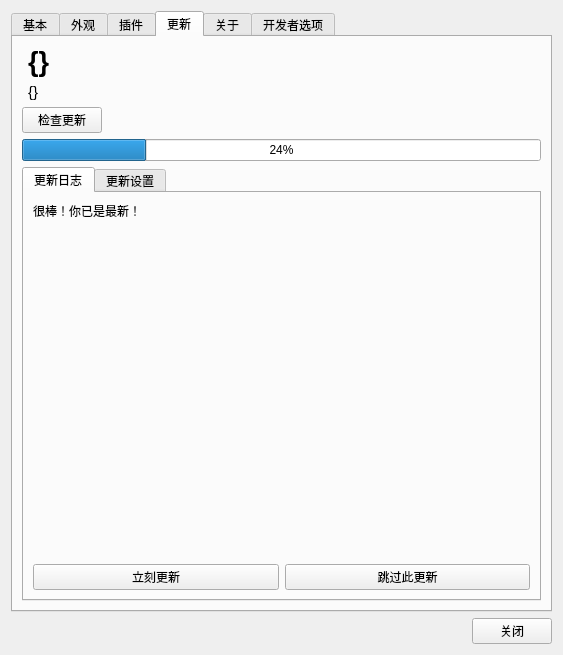
This is UISource/settings.ui in HelloWRC/W-DesktopCountdown as Qt 5 draws it before an edit. The edited form follows.
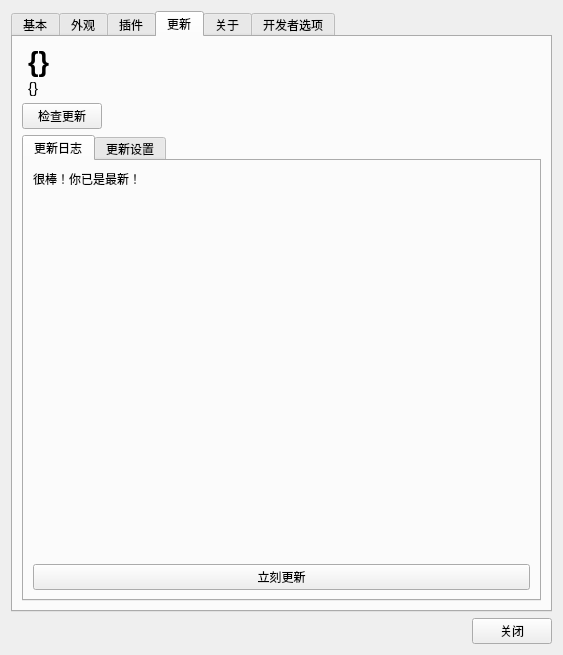
This is the edited form. The open tabs and pages were chosen to show the change. Icons and pictures are not drawn.

Commit message: 检查更新功能

```diff
--- a/UISource/settings.ui
+++ b/UISource/settings.ui
@@ -325,6 +325,9 @@
          </item>
          <item>
           <layout class="QVBoxLayout" name="verticalLayout_10">
+           <property name="spacing">
+            <number>2</number>
+           </property>
            <item>
             <widget class="QLabel" name="label_5">
              <property name="text">
@@ -333,7 +336,20 @@
             </widget>
            </item>
            <item>
-            <widget class="QLabel" name="lb_version_2">
+            <spacer name="horizontalSpacer_5">
+             <property name="orientation">
+              <enum>Qt::Horizontal</enum>
+             </property>
+             <property name="sizeHint" stdset="0">
+              <size>
+               <width>40</width>
+               <height>0</height>
+              </size>
+             </property>
+            </spacer>
+           </item>
+           <item>
+            <widget class="QLabel" name="lb_update_info">
              <property name="text">
               <string>&lt;html&gt;&lt;head/&gt;&lt;body&gt;&lt;p&gt;&lt;span style=&quot; font-size:11pt;&quot;&gt;{}&lt;/span&gt;&lt;/p&gt;&lt;/body&gt;&lt;/html&gt;</string>
              </property>
@@ -347,19 +363,6 @@
            </item>
           </layout>
          </item>
-         <item>
-          <spacer name="horizontalSpacer_5">
-           <property name="orientation">
-            <enum>Qt::Horizontal</enum>
-           </property>
-           <property name="sizeHint" stdset="0">
-            <size>
-             <width>40</width>
-             <height>20</height>
-            </size>
-           </property>
-          </spacer>
-         </item>
         </layout>
        </item>
        <item>
@@ -386,13 +389,6 @@
          </item>
         </layout>
        </item>
-       <item>
-        <widget class="QProgressBar" name="progressBar">
-         <property name="value">
-          <number>24</number>
-         </property>
-        </widget>
-       </item>
        <item>
         <widget class="QTabWidget" name="about_info_2">
          <property name="currentIndex">
@@ -424,22 +420,11 @@
             </spacer>
            </item>
            <item>
-            <layout class="QHBoxLayout" name="horizontalLayout_6">
-             <item>
-              <widget class="QPushButton" name="pushButton_2">
-               <property name="text">
-                <string>立刻更新</string>
-               </property>
-              </widget>
-             </item>
-             <item>
-              <widget class="QPushButton" name="pushButton_3">
-               <property name="text">
-                <string>跳过此更新</string>
-               </property>
-              </widget>
-             </item>
-            </layout>
+            <widget class="QPushButton" name="btn_update_now">
+             <property name="text">
+              <string>立刻更新</string>
+             </property>
+            </widget>
            </item>
           </layout>
          </widget>
```
Left out of the diff: 29 changed lines with no effect on the pictures. The commit also changes 7 other files.
